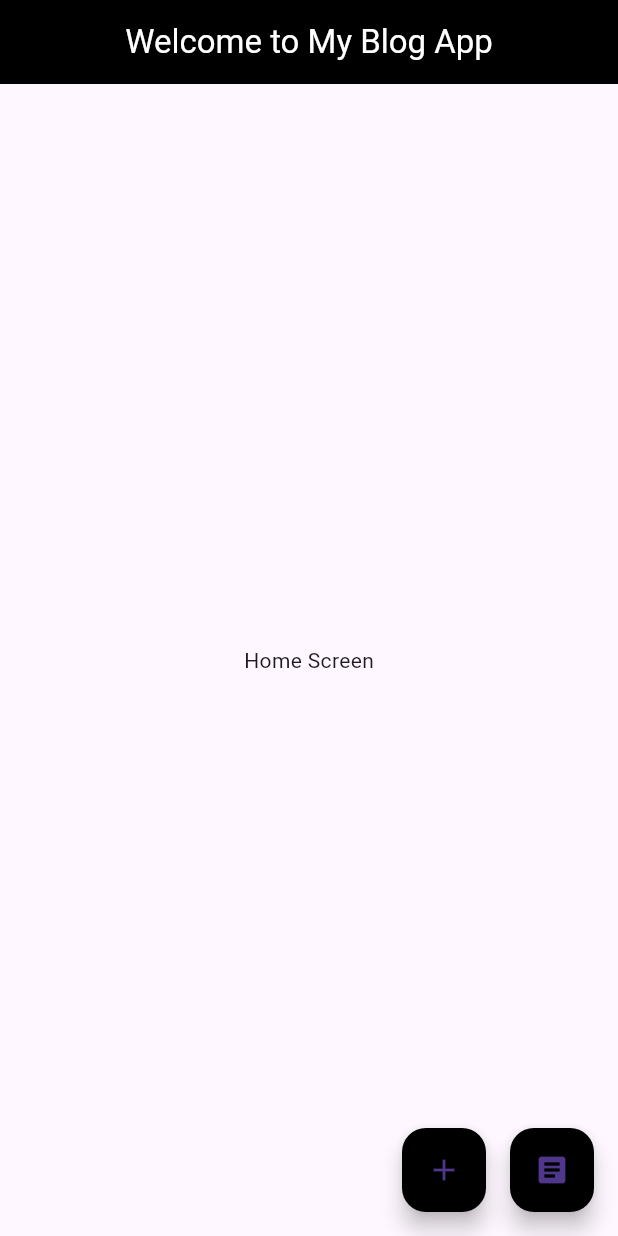
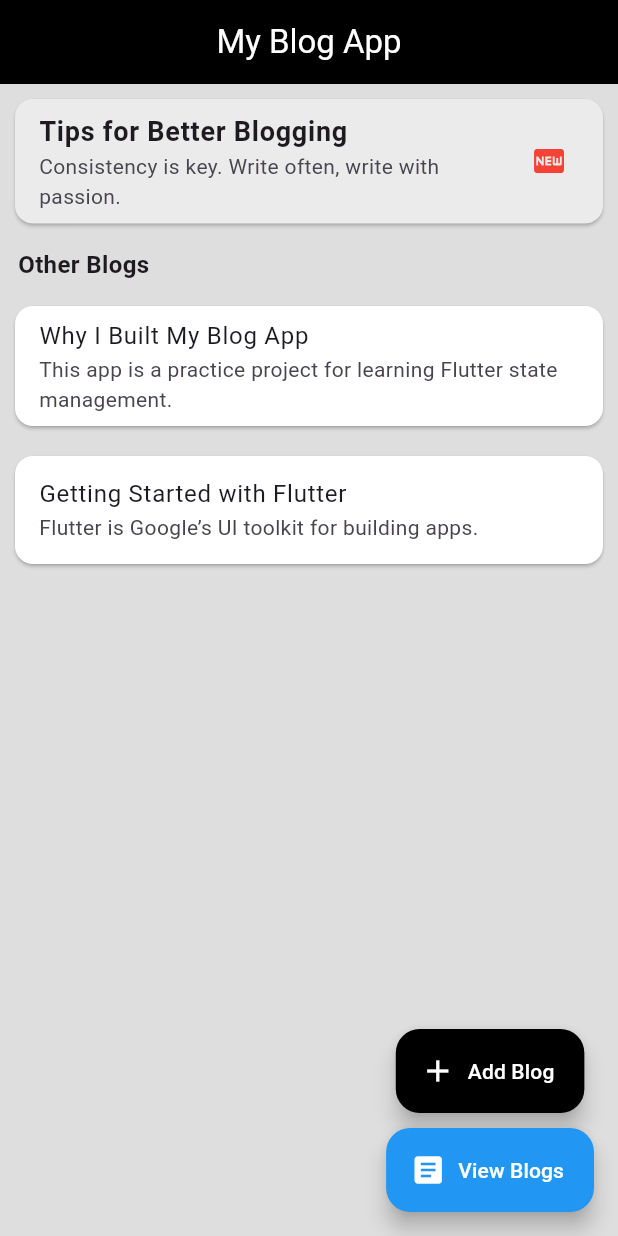
Before and after one commit to manojkmajhi/BlogApp, a Flutter app: the screen it shows after launch, on a phone screen of 412 x 824 dp. Run offline on Flutter 3.47's test engine with Material 3 defaults, Android fonts, the phone set to English and light mode, and no system bars.

Commit message:
show recently added blog at top and list other blogs has been added

```diff
--- a/lib/main.dart
+++ b/lib/main.dart
@@ -1,7 +1,6 @@
-  import 'package:blog_app/pages/add_blog.dart';
 import 'package:blog_app/pages/home.dart';
-import 'package:blog_app/pages/view_blog.dart';
   import 'package:flutter/material.dart';
+
 
   void main() {
     runApp(const MyApp());
--- /dev/null
+++ b/lib/model/blog_model.dart
@@ -0,0 +1,6 @@
+class Blog {
+  final String title;
+  final String content;
+
+  Blog({required this.title, required this.content});
+}
--- a/lib/pages/home.dart
+++ b/lib/pages/home.dart
@@ -1,6 +1,7 @@
-import 'package:blog_app/pages/add_blog.dart';
-import 'package:blog_app/pages/view_blog.dart';
+import 'package:blog_app/model/blog_model.dart';
 import 'package:flutter/material.dart';
+import 'add_blog.dart';
+import 'view_blog.dart';
 
 class HomeScreen extends StatefulWidget {
   const HomeScreen({super.key});
@@ -10,46 +11,154 @@ class HomeScreen extends StatefulWidget {
 }
 
 class _HomeScreenState extends State<HomeScreen> {
+  final List<Blog> blogs = [
+    Blog(
+      title: "Getting Started with Flutter",
+      content: "Flutter is Google’s UI toolkit for building apps.",
+    ),
+    Blog(
+      title: "Why I Built My Blog App",
+      content:
+          "This app is a practice project for learning Flutter state management.",
+    ),
+    Blog(
+      title: "Tips for Better Blogging",
+      content: "Consistency is key. Write often, write with passion.",
+    ),
+  ];
+
+  void addBlog(Blog blog) {
+    setState(() {
+      blogs.add(blog);
+    });
+  }
+
   @override
   Widget build(BuildContext context) {
+    final reversedBlogs = blogs.reversed.toList();
+
     return Scaffold(
+      backgroundColor: const Color.fromARGB(255, 223, 222, 222),
       appBar: AppBar(
         backgroundColor: Colors.black,
-    title: const Text('Welcome to My Blog App', style: TextStyle(color: Colors.white)),
+        title: const Text('My Blog App', style: TextStyle(color: Colors.white)),
         centerTitle: true,
       ),
-  body: const Center(
-    child: Text("Home Screen"),
+      body: blogs.isEmpty
+          ? const Center(child: Text("No blogs yet. Add one!"))
+          : Column(
+              crossAxisAlignment: CrossAxisAlignment.start,
+              children: [
+                if (reversedBlogs.isNotEmpty)
+                  Card(
+                    color: const Color.fromARGB(255, 235, 235, 235),
+                    margin: const EdgeInsets.all(10),
+                    child: ListTile(
+                      title: Text(
+                        reversedBlogs.first.title,
+                        style: const TextStyle(
+                          fontWeight: FontWeight.bold,
+                          fontSize: 18,
                         ),
-  floatingActionButton: Row(
+                      ),
+                      subtitle: Text(
+                        reversedBlogs.first.content,
+                        maxLines: 3,
+                        overflow: TextOverflow.ellipsis,
+                      ),
+                      trailing: const Icon(Icons.fiber_new, color: Colors.red),
+                      onTap: () {
+                        Navigator.push(
+                          context,
+                          MaterialPageRoute(
+                            builder: (context) => ViewBlogScreen(blogs: blogs),
+                          ),
+                        );
+                      },
+                    ),
+                  ),
+
+                const Padding(
+                  padding: EdgeInsets.symmetric(horizontal: 12, vertical: 6),
+                  child: Text(
+                    "Other Blogs",
+                    style: TextStyle(fontSize: 16, fontWeight: FontWeight.bold),
+                  ),
+                ),
+
+                Expanded(
+                  child: ListView.builder(
+                    itemCount: reversedBlogs.length > 2
+                        ? 2
+                        : reversedBlogs.length - 1,
+                    itemBuilder: (context, index) {
+                      final blog = reversedBlogs[index + 1];
+                      return Card(
+                        color: const Color.fromARGB(255, 255, 255, 255),
+                        margin: const EdgeInsets.all(10),
+                        child: ListTile(
+                          title: Text(blog.title),
+                          subtitle: Text(
+                            blog.content,
+                            maxLines: 2,
+                            overflow: TextOverflow.ellipsis,
+                          ),
+                          onTap: () {
+                            Navigator.push(
+                              context,
+                              MaterialPageRoute(
+                                builder: (context) =>
+                                    ViewBlogScreen(blogs: blogs),
+                              ),
+                            );
+                          },
+                        ),
+                      );
+                    },
+                  ),
+                ),
+              ],
+            ),
+      floatingActionButton: Column(
         mainAxisAlignment: MainAxisAlignment.end,
         children: [
-      FloatingActionButton(
-        heroTag: "addBlog",
+          FloatingActionButton.extended(
+            backgroundColor: Colors.black,
+            icon: const Icon(Icons.add, color: Colors.white),
+            label: const Text(
+              "Add Blog",
+              style: TextStyle(color: Colors.white),
+            ),
+            onPressed: () async {
+              final newBlog = await Navigator.push<Blog>(
+                context,
+                MaterialPageRoute(builder: (context) => const AddBlogScreen()),
+              );
+
+              if (newBlog != null) {
+                addBlog(newBlog);
+              }
+            },
+          ),
+          const SizedBox(height: 10),
+          FloatingActionButton.extended(
+            backgroundColor: Colors.blue,
+            icon: const Icon(Icons.article, color: Colors.white),
+            label: const Text(
+              "View Blogs",
+              style: TextStyle(color: Colors.white),
+            ),
             onPressed: () {
               Navigator.push(
                 context,
-            MaterialPageRoute(builder: (context) => const AddBlogScreen()),
+                MaterialPageRoute(
+                  builder: (context) => ViewBlogScreen(blogs: blogs),
+                ),
               );
             },
-        backgroundColor: Colors.black,
-        child: const Icon(Icons.add),
-      ),
-      const SizedBox(width: 16),
-      FloatingActionButton(
-        heroTag: "viewBlog",
-        onPressed: () {
-          Navigator.push(
-            context,
-            MaterialPageRoute(builder: (context) => const ViewBlogScreen()),
-          );
-        },
-        backgroundColor: Colors.black,
-        child: const Icon(Icons.article),
           ),
         ],
       ),
     );
-
   }
 }
```
Also changed, not shown: lib/pages/add_blog.dart (+28 -47 lines), lib/pages/view_blog.dart (+31 -37 lines). Lines whose indentation alone changed are shown as unchanged.
